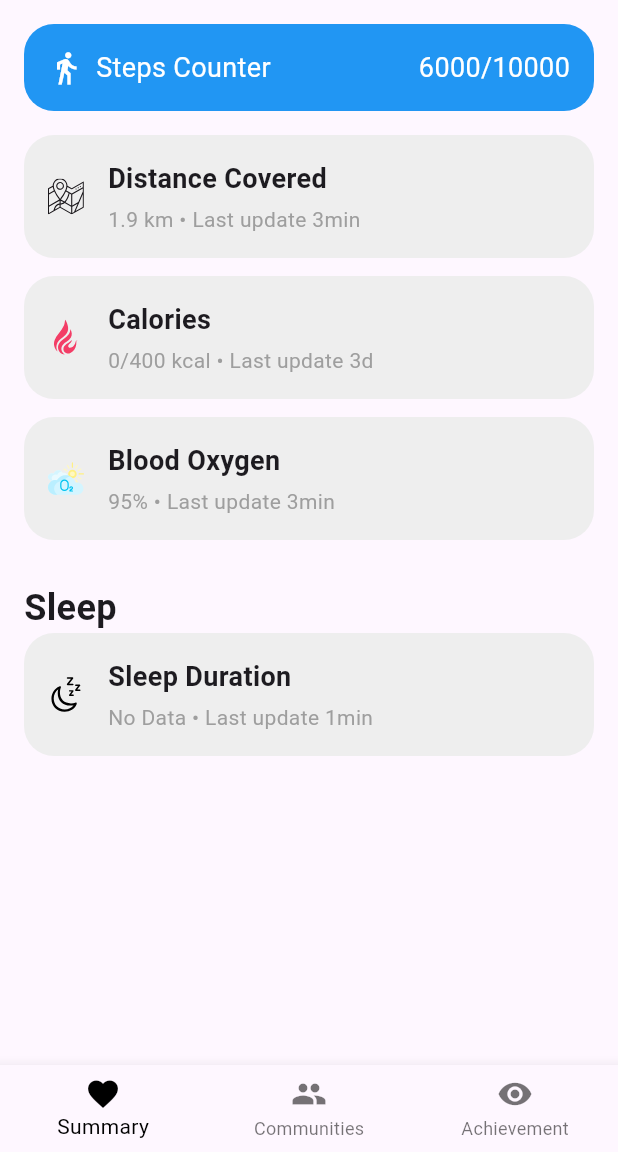
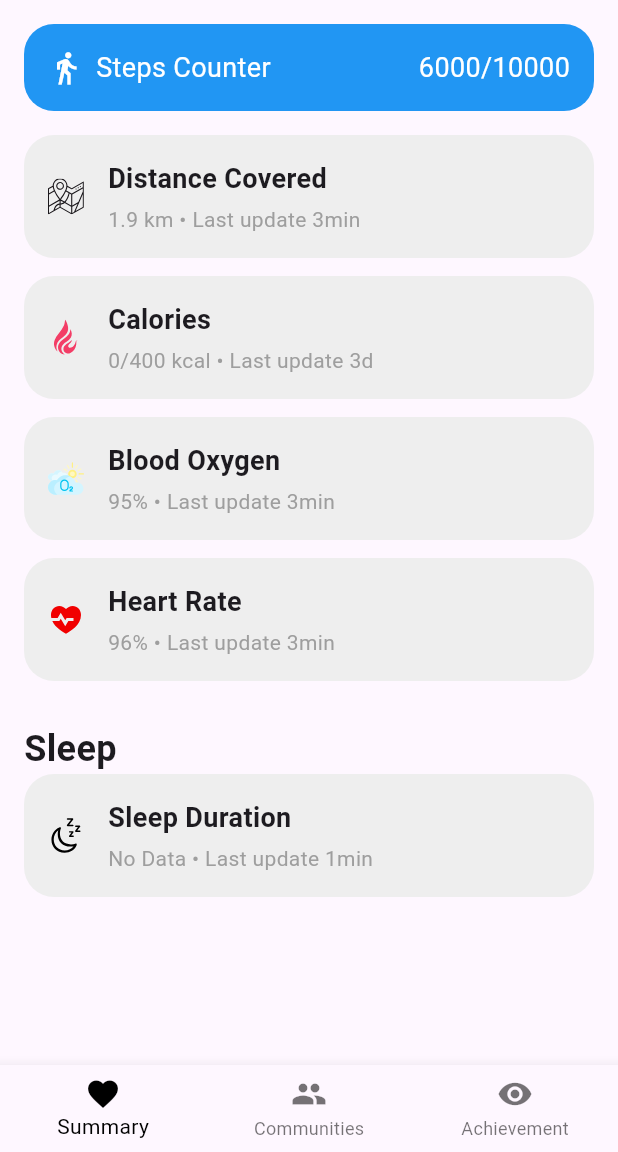
Before and after one commit to Laksharajjha/FitQuest, a Flutter app: the HomeScreen screen opened by its route, on a phone screen of 412 x 824 dp, the part 84-1236 px from its top. Run offline on Flutter 3.47's test engine with Material 3 defaults, Android fonts, the phone set to English and light mode, and no system bars; our stand-ins replace flutter_svg.

Commit message:
heart rate

```diff
--- a/client/v2/lib/Components/home_screen/home_screen.dart
+++ b/client/v2/lib/Components/home_screen/home_screen.dart
@@ -5,13 +5,13 @@ import './distance_covered.dart';
 import './calories_screen.dart';
 import './blood_oxygen.dart';
 import './sleep_duration.dart';
-import '../Persnoal_Profile/Dasboard.dart'; // Ensure this import path is correct
+import '../Persnoal_Profile/Dasboard.dart';
+import './Heart_rate.dart'; // Correct import
 
 class HomeScreen extends StatefulWidget {
   const HomeScreen({super.key});
 
   @override
-  // ignore: library_private_types_in_public_api
   _HomeScreenState createState() => _HomeScreenState();
 }
 
@@ -19,7 +19,6 @@ class _HomeScreenState extends State<HomeScreen> {
   int _selectedIndex = 0;
 
   static const List<Widget> _widgetOptions = <Widget>[
-    // Replace these with the actual widgets or screens for each tab
     HomeContent(),
     Text('Community'), // Placeholder for Sharing screen content
     Text('Achievement'),  // Placeholder for Browse screen content
@@ -157,6 +156,12 @@ class HomeContent extends StatelessWidget {
             subtitle: '95% • Last update 3min',
             navigationScreen: BloodOxygenScreen(), // Navigate to BloodOxygenScreen
           ),
+          DashboardTile(
+            iconPath: 'assets/vectors/Heart_Rate.svg',
+            title: 'Heart Rate',
+            subtitle: '96% • Last update 3min',
+            navigationScreen: HeartRateScreen(), // Correct usage
+          ),
           const SizedBox(height: 16),
           const Text(
             'Sleep',
```
Also changed, not shown: client/v2/lib/Components/home_screen/Heart_rate.dart (added, +16 -0 lines), client/v2/assets/vectors/Heart_Rate.svg (added), client/v2/pubspec.lock, 2 other files.
